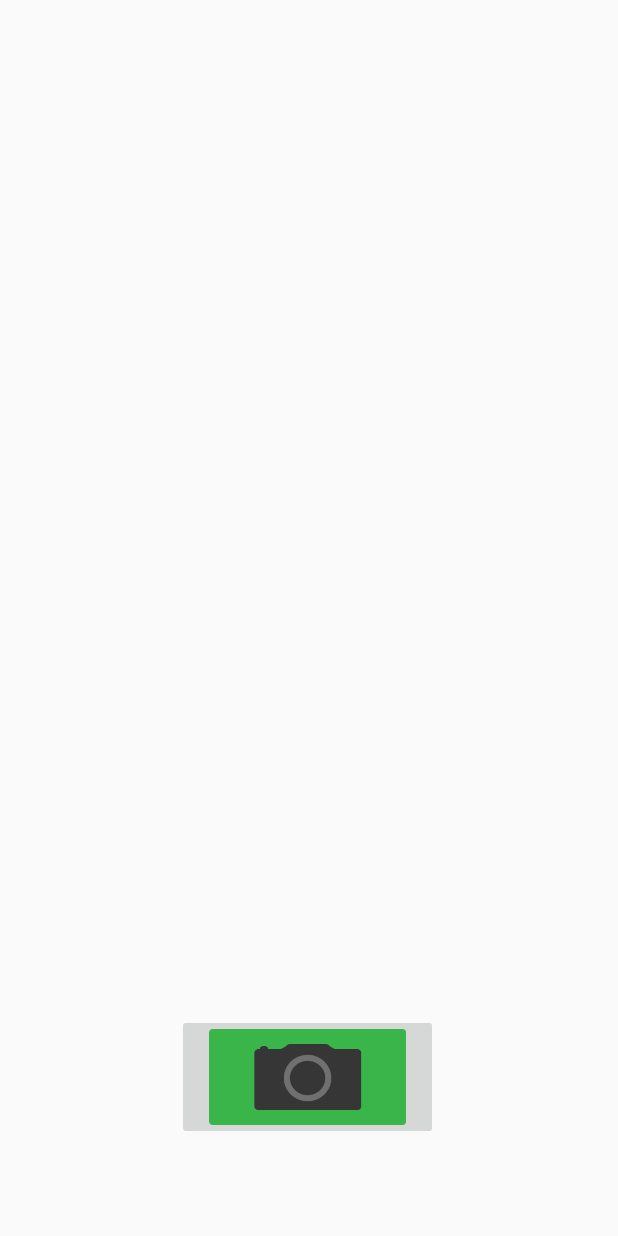
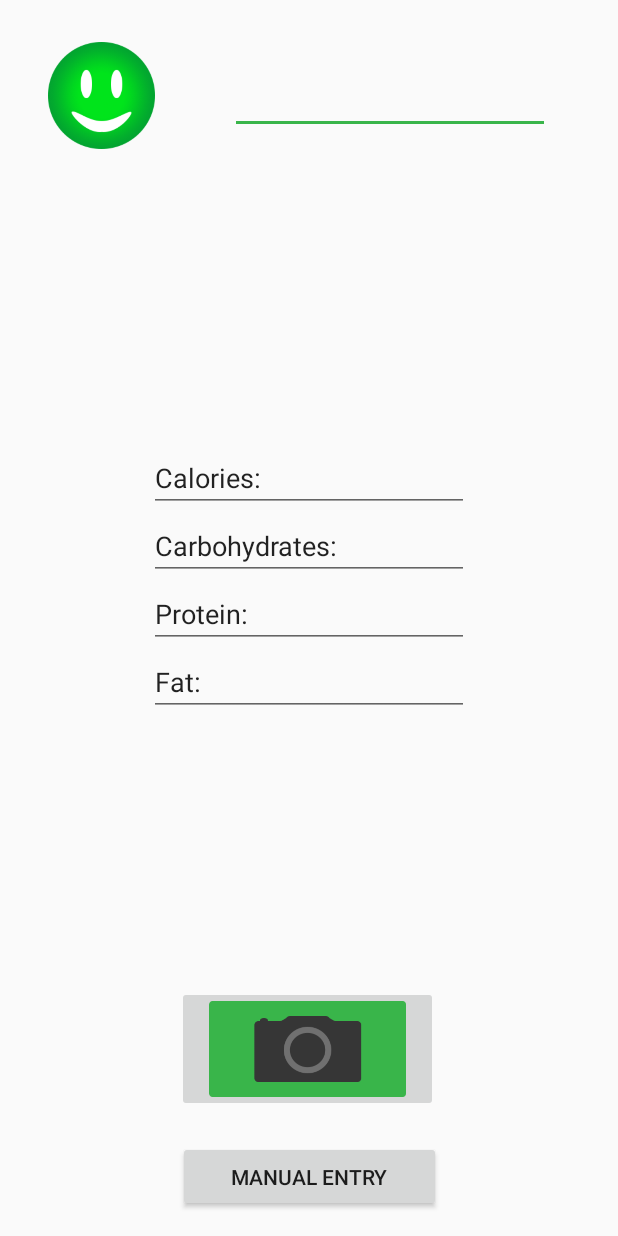
Before and after one commit to lkaicher/HealthHack2020, an Android app: the screen it shows after launch (MainActivity), on a phone screen of 412 x 824 dp. Run offline under Robolectric (Android 15) with nearby library versions, the phone set to English and light mode, and no system bars; libraries missing offline, so code that uses them is left out: com.google.zxing.integration; 3 statements that could not run were skipped.

Commit message:
Updated splash screen and main page

```diff
--- /dev/null
+++ b/app/src/main/res/layout/activity_additem.xml
@@ -0,0 +1,6 @@
+<?xml version="1.0" encoding="utf-8"?>
+<LinearLayout xmlns:android="http://schemas.android.com/apk/res/android"
+    android:layout_width="match_parent"
+    android:layout_height="match_parent">
+
+</LinearLayout>
--- a/app/src/main/res/layout/activity_main.xml
+++ b/app/src/main/res/layout/activity_main.xml
@@ -18,7 +18,94 @@
         app:layout_constraintEnd_toEndOf="parent"
         app:layout_constraintHorizontal_bias="0.497"
         app:layout_constraintStart_toStartOf="parent"
+        app:layout_constraintTop_toTopOf="parent"
+        app:layout_constraintVertical_bias="0.972"
         app:srcCompat="@drawable/camera" />
 
+    <ImageView
+        android:id="@+id/imageView2"
+        android:layout_width="79dp"
+        android:layout_height="71dp"
+        android:layout_marginStart="28dp"
+        android:layout_marginLeft="28dp"
+        android:layout_marginTop="28dp"
+        app:layout_constraintStart_toStartOf="parent"
+        app:layout_constraintTop_toTopOf="parent"
+        app:srcCompat="@drawable/logo" />
 
+    <EditText
+        android:id="@+id/editText"
+        android:layout_width="wrap_content"
+        android:layout_height="wrap_content"
+        android:layout_marginTop="44dp"
+        android:ems="10"
+        android:inputType="date"
+        app:layout_constraintEnd_toEndOf="parent"
+        app:layout_constraintHorizontal_bias="0.505"
+        app:layout_constraintStart_toEndOf="@+id/imageView2"
+        app:layout_constraintTop_toTopOf="parent" />
+
+    <Button
+        android:id="@+id/button"
+        android:layout_width="175dp"
+        android:layout_height="47dp"
+        android:layout_marginBottom="16dp"
+        android:text="Manual Entry"
+        app:layout_constraintBottom_toBottomOf="parent"
+        app:layout_constraintEnd_toEndOf="parent"
+        app:layout_constraintStart_toStartOf="parent" />
+
+    <EditText
+        android:id="@+id/editText2"
+        android:layout_width="wrap_content"
+        android:layout_height="wrap_content"
+        android:layout_marginTop="296dp"
+        android:ems="10"
+        android:inputType="textPersonName"
+        android:text="Calories:
+"
+        app:layout_constraintEnd_toEndOf="parent"
+        app:layout_constraintStart_toStartOf="parent"
+        app:layout_constraintTop_toTopOf="parent" />
+
+    <EditText
+        android:id="@+id/editText5"
+        android:layout_width="wrap_content"
+        android:layout_height="wrap_content"
+        android:ems="10"
+        android:inputType="textPersonName"
+        android:text="Fat:"
+        app:layout_constraintBottom_toBottomOf="parent"
+        app:layout_constraintEnd_toEndOf="parent"
+        app:layout_constraintStart_toStartOf="parent"
+        app:layout_constraintTop_toBottomOf="@+id/editText4"
+        app:layout_constraintVertical_bias="0.0" />
+
+    <EditText
+        android:id="@+id/editText4"
+        android:layout_width="wrap_content"
+        android:layout_height="wrap_content"
+        android:ems="10"
+        android:inputType="textPersonName"
+        android:text="Protein:"
+        app:layout_constraintEnd_toEndOf="parent"
+        app:layout_constraintStart_toStartOf="parent"
+        app:layout_constraintTop_toBottomOf="@+id/editText3" />
+
+    <EditText
+        android:id="@+id/editText3"
+        android:layout_width="wrap_content"
+        android:layout_height="wrap_content"
+        android:ems="10"
+        android:inputType="textPersonName"
+        android:text="Carbohydrates:"
+        app:layout_constraintEnd_toEndOf="parent"
+        app:layout_constraintStart_toStartOf="parent"
+        app:layout_constraintTop_toBottomOf="@+id/editText2" /><![CDATA[
+
+    107dp"
+        tools:layout_editor_absoluteY="512dp" />
+
+
+]]>
 </androidx.constraintlayout.widget.ConstraintLayout>
--- a/app/src/main/res/values/colors.xml
+++ b/app/src/main/res/values/colors.xml
@@ -3,5 +3,7 @@
     <color name="colorPrimary">#363636</color>
     <color name="colorPrimaryDark">#00574B</color>
     <color name="colorAccent">#39b54a</color>
+    <color name="textColor">#ffffff</color>
+
 
 </resources>
```
